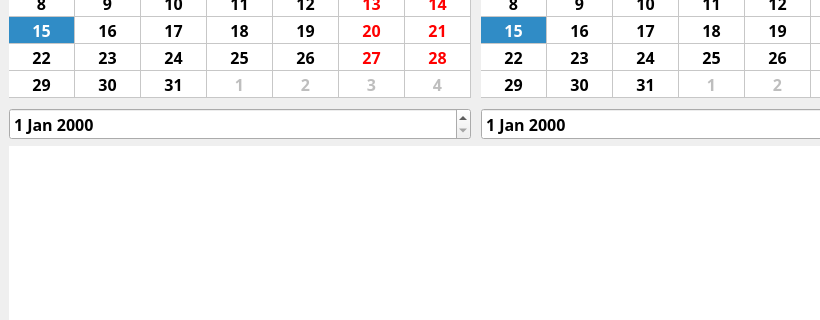
First picture: the form in Designs/Attendance.ui, repository AlliumPro/statistics-innoprog, before the edit; both pictures show x 0 to 820 and y 206 to 526 of the 951 by 766 pixel window.
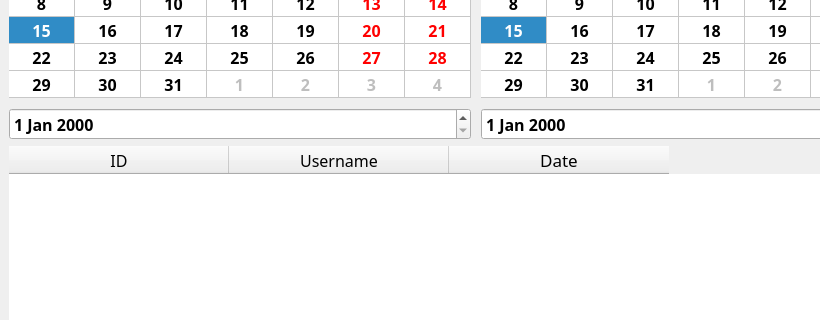
Second picture: the form after the edit. Icons and pictures are not drawn.

Commit message: changed attendance screenshot (fixed different font in a form)

Patch:
```diff
--- a/Designs/Attendance.ui
+++ b/Designs/Attendance.ui
@@ -209,10 +209,10 @@
       </property>
       <property name="font">
        <font>
-        <family>Rubik</family>
+        <family>OCR A Extended</family>
         <pointsize>12</pointsize>
-        <weight>75</weight>
-        <bold>true</bold>
+        <weight>50</weight>
+        <bold>false</bold>
        </font>
       </property>
       <property name="styleSheet">
@@ -225,24 +225,33 @@
       <property name="sortingEnabled">
        <bool>false</bool>
       </property>
+      <property name="wordWrap">
+       <bool>true</bool>
+      </property>
+      <property name="cornerButtonEnabled">
+       <bool>true</bool>
+      </property>
       <attribute name="horizontalHeaderVisible">
-       <bool>false</bool>
+       <bool>true</bool>
       </attribute>
       <attribute name="horizontalHeaderCascadingSectionResizes">
        <bool>false</bool>
       </attribute>
       <attribute name="horizontalHeaderDefaultSectionSize">
-       <number>223</number>
+       <number>220</number>
       </attribute>
       <attribute name="horizontalHeaderHighlightSections">
        <bool>true</bool>
       </attribute>
       <attribute name="horizontalHeaderShowSortIndicator" stdset="0">
-       <bool>true</bool>
+       <bool>false</bool>
       </attribute>
       <attribute name="horizontalHeaderStretchLastSection">
        <bool>false</bool>
       </attribute>
+      <attribute name="verticalHeaderVisible">
+       <bool>false</bool>
+      </attribute>
       <attribute name="verticalHeaderCascadingSectionResizes">
        <bool>false</bool>
       </attribute>
```
Left out of the diff: 3 changed lines with no effect on the pictures. The commit also changes 1 other file.
